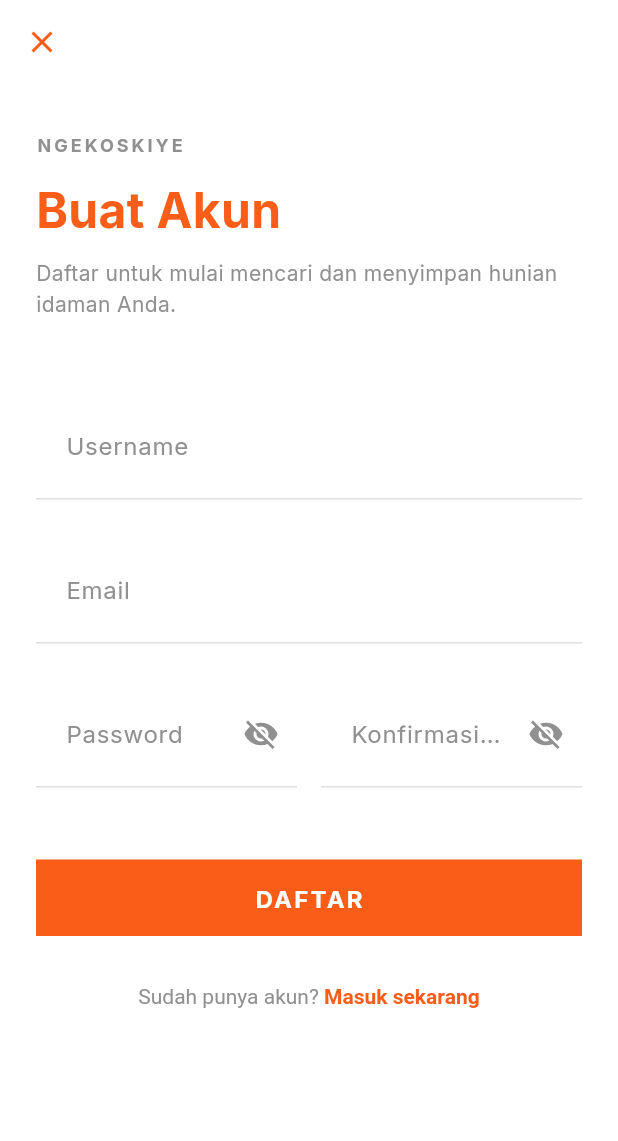
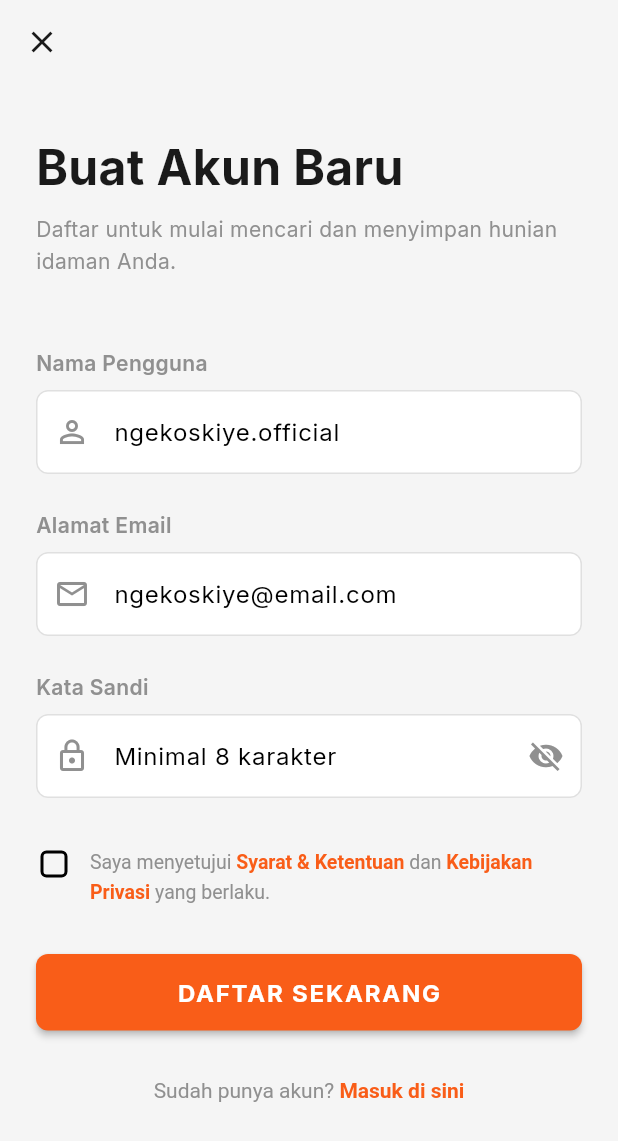
Before and after one commit to RozhakDev/NgekosKiye.app, a Flutter app: the RegisterScreen screen opened by its route, on a phone screen of 412 x 824 dp. Shown: the top 1141 px of the screen. Run offline on Flutter 3.47's test engine with Material 3 defaults, Android fonts, the phone set to English and light mode, and no system bars; our stand-ins replace dio, firebase_core, firebase_messaging, flutter_dotenv, flutter_local_notifications, flutter_map and 7 more; accounts and stored records are empty; network calls fail.

Commit message:
style(auth): redesign login register and verify ui

```diff
--- a/lib/core/routing/app_router.dart
+++ b/lib/core/routing/app_router.dart
@@ -48,7 +48,7 @@ final goRouterProvider = Provider<GoRouter>((ref) {
       GoRoute(
         path: '/otp',
         builder: (context, state) {
-          final email = state.extra as String? ?? '';
+          final email = state.uri.queryParameters['email'] ?? state.extra as String? ?? '';
           return OtpScreen(email: email);
         },
       ),
--- a/lib/features/auth/presentation/screens/register_screen.dart
+++ b/lib/features/auth/presentation/screens/register_screen.dart
@@ -17,26 +17,31 @@ class _RegisterScreenState extends ConsumerState<RegisterScreen> {
   final _emailCtrl = TextEditingController();
   final _userCtrl = TextEditingController();
   final _passCtrl = TextEditingController();
-  final _passConfirmCtrl = TextEditingController();
 
   bool _obscurePassword = true;
-  bool _obscureConfirmPassword = true;
+  bool _agreedToTerms = false;
 
   @override
   void dispose() {
     _emailCtrl.dispose();
     _userCtrl.dispose();
     _passCtrl.dispose();
-    _passConfirmCtrl.dispose();
     super.dispose();
   }
 
   void _register() async {
+    if (!_agreedToTerms) {
+      ScaffoldMessenger.of(context).showSnackBar(
+        const SnackBar(content: Text('Anda harus menyetujui Syarat & Ketentuan.'), backgroundColor: AppColors.error),
+      );
+      return;
+    }
+
     final data = {
       "username": _userCtrl.text.trim(),
       "email": _emailCtrl.text.trim(),
       "password": _passCtrl.text,
-      "password_confirm": _passConfirmCtrl.text,
+      "password_confirm": _passCtrl.text,
     };
 
     final notifier = ref.read(authControllerProvider.notifier);
@@ -46,22 +51,9 @@ class _RegisterScreenState extends ConsumerState<RegisterScreen> {
       ScaffoldMessenger.of(context).showSnackBar(
         const SnackBar(content: Text('Registrasi sukses. Silakan cek email untuk OTP.', style: TextStyle(color: Colors.white)), backgroundColor: Colors.black),
       );
-      context.push('/otp', extra: _emailCtrl.text.trim());
+      final email = Uri.encodeComponent(_emailCtrl.text.trim());
+      context.push('/otp?email=$email');
     }
-  }
-
-  InputDecoration _buildInputDecoration(String labelText, {Widget? suffixIcon}) {
-    return InputDecoration(
-      labelText: labelText,
-      labelStyle: const TextStyle(color: AppColors.textSecondary),
-      enabledBorder: const UnderlineInputBorder(
-        borderSide: BorderSide(color: AppColors.border),
-      ),
-      focusedBorder: const UnderlineInputBorder(
-        borderSide: BorderSide(color: AppColors.primary, width: 2.0),
-      ),
-      suffixIcon: suffixIcon,
-    );
   }
 
   @override
@@ -77,14 +69,13 @@ class _RegisterScreenState extends ConsumerState<RegisterScreen> {
     final isLoading = ref.watch(authControllerProvider).isLoading;
 
     return Scaffold(
-      backgroundColor: AppColors.surface,
+      backgroundColor: AppColors.background,
       appBar: AppBar(
         backgroundColor: Colors.transparent,
         elevation: 0,
         leading: IconButton(
-          icon: const Icon(Icons.close, color: AppColors.primary),
+          icon: const Icon(Icons.close, color: AppColors.textPrimary),
           onPressed: () => context.go('/'),
-          tooltip: 'Kembali ke Beranda',
         ),
       ),
       body: SafeArea(
@@ -95,21 +86,11 @@ class _RegisterScreenState extends ConsumerState<RegisterScreen> {
             children: [
               const SizedBox(height: 16),
               const Text(
-                'NGEKOSKIYE',
-                style: TextStyle(
-                  fontSize: 12,
-                  fontWeight: FontWeight.bold,
-                  letterSpacing: 2.0,
-                  color: AppColors.textSecondary,
-                ),
-              ),
-              const SizedBox(height: 12),
-              const Text(
-                'Buat Akun',
+                'Buat Akun Baru',
                 style: TextStyle(
                   fontSize: 32,
                   fontWeight: FontWeight.bold,
-                  color: AppColors.primary,
+                  color: AppColors.textPrimary,
                 ),
               ),
               const SizedBox(height: 8),
@@ -122,94 +103,93 @@ class _RegisterScreenState extends ConsumerState<RegisterScreen> {
                 ),
               ),
               const SizedBox(height: 48),
+
+              const Text('Nama Pengguna', style: TextStyle(fontSize: 14, fontWeight: FontWeight.w600)),
+              const SizedBox(height: 8),
               TextField(
                 controller: _userCtrl,
-                decoration: _buildInputDecoration('Username'),
-                style: const TextStyle(color: AppColors.textPrimary),
+                decoration: const InputDecoration(
+                  hintText: 'ngekoskiye.official',
+                  prefixIcon: Icon(Icons.person_outline, color: AppColors.textSecondary),
+                ),
               ),
               const SizedBox(height: 24),
+
+              const Text('Alamat Email', style: TextStyle(fontSize: 14, fontWeight: FontWeight.w600)),
+              const SizedBox(height: 8),
               TextField(
                 controller: _emailCtrl,
-                decoration: _buildInputDecoration('Email'),
+                decoration: const InputDecoration(
+                  hintText: 'ngekoskiye@email.com',
+                  prefixIcon: Icon(Icons.email_outlined, color: AppColors.textSecondary),
+                ),
                 keyboardType: TextInputType.emailAddress,
-                style: const TextStyle(color: AppColors.textPrimary),
               ),
               const SizedBox(height: 24),
-              Row(
-                children: [
-                  Expanded(
-                    child: TextField(
+
+              const Text('Kata Sandi', style: TextStyle(fontSize: 14, fontWeight: FontWeight.w600)),
+              const SizedBox(height: 8),
+              TextField(
                 controller: _passCtrl,
-                      decoration: _buildInputDecoration(
-                        'Password',
+                decoration: InputDecoration(
+                  hintText: 'Minimal 8 karakter',
+                  prefixIcon: const Icon(Icons.lock_outline, color: AppColors.textSecondary),
                   suffixIcon: IconButton(
                     icon: Icon(
                       _obscurePassword ? Icons.visibility_off : Icons.visibility,
                       color: AppColors.textSecondary,
                     ),
                     onPressed: () {
-                            setState(() {
-                              _obscurePassword = !_obscurePassword;
-                            });
+                      setState(() => _obscurePassword = !_obscurePassword);
                     },
                   ),
                 ),
                 obscureText: _obscurePassword,
-                      style: const TextStyle(color: AppColors.textPrimary),
               ),
-                  ),
-                  const SizedBox(width: 16),
-                  Expanded(
-                    child: TextField(
-                      controller: _passConfirmCtrl,
-                      decoration: _buildInputDecoration(
-                        'Konfirmasi Password',
-                        suffixIcon: IconButton(
-                          icon: Icon(
-                            _obscureConfirmPassword ? Icons.visibility_off : Icons.visibility,
-                            color: AppColors.textSecondary,
-                          ),
-                          onPressed: () {
-                            setState(() {
-                              _obscureConfirmPassword = !_obscureConfirmPassword;
-                            });
+              const SizedBox(height: 32),
+
+              Row(
+                crossAxisAlignment: CrossAxisAlignment.start,
+                children: [
+                  SizedBox(
+                    width: 24,
+                    height: 24,
+                    child: Checkbox(
+                      value: _agreedToTerms,
+                      activeColor: AppColors.primary,
+                      shape: RoundedRectangleBorder(borderRadius: BorderRadius.circular(4)),
+                      onChanged: (val) {
+                        setState(() => _agreedToTerms = val ?? false);
                       },
                     ),
                   ),
-                      obscureText: _obscureConfirmPassword,
-                      style: const TextStyle(color: AppColors.textPrimary),
+                  const SizedBox(width: 12),
+                  Expanded(
+                    child: RichText(
+                      text: const TextSpan(
+                        text: 'Saya menyetujui ',
+                        style: TextStyle(color: AppColors.textSecondary, fontSize: 13, height: 1.5),
+                        children: [
+                          TextSpan(text: 'Syarat & Ketentuan', style: TextStyle(color: AppColors.primary, fontWeight: FontWeight.bold)),
+                          TextSpan(text: ' dan '),
+                          TextSpan(text: 'Kebijakan Privasi', style: TextStyle(color: AppColors.primary, fontWeight: FontWeight.bold)),
+                          TextSpan(text: ' yang berlaku.'),
+                        ],
+                      ),
                     ),
                   ),
                 ],
               ),
-              const SizedBox(height: 48),
+              const SizedBox(height: 32),
+
               ElevatedButton(
                 onPressed: isLoading ? null : _register,
-                style: ElevatedButton.styleFrom(
-                  backgroundColor: AppColors.primary,
-                  foregroundColor: Colors.white,
-                  padding: const EdgeInsets.symmetric(vertical: 16),
-                  shape: const RoundedRectangleBorder(
-                    borderRadius: BorderRadius.zero,
-                  ),
-                  elevation: 0,
-                ),
                 child: isLoading
-                  ? const SizedBox(
-                      height: 20,
-                      width: 20,
-                      child: CircularProgressIndicator(color: Colors.white, strokeWidth: 2)
-                    )
-                  : const Text(
-                      'DAFTAR',
-                      style: TextStyle(
-                        fontSize: 16,
-                        fontWeight: FontWeight.bold,
-                        letterSpacing: 1.5,
-                      ),
-                    ),
+                  ? const SizedBox(height: 20, width: 20, child: CircularProgressIndicator(color: Colors.white, strokeWidth: 2))
+                  : const Text('DAFTAR SEKARANG', style: TextStyle(letterSpacing: 1.2)),
               ),
               const SizedBox(height: 32),
+
               Center(
                 child: RichText(
                   text: TextSpan(
@@ -217,7 +197,7 @@ class _RegisterScreenState extends ConsumerState<RegisterScreen> {
                     style: const TextStyle(color: AppColors.textSecondary, fontSize: 14),
                     children: [
                       TextSpan(
-                        text: 'Masuk sekarang',
+                        text: 'Masuk di sini',
                         style: const TextStyle(color: AppColors.primary, fontWeight: FontWeight.bold),
                         recognizer: TapGestureRecognizer()..onTap = () => context.push('/login'),
                       ),
@@ -225,7 +205,6 @@ class _RegisterScreenState extends ConsumerState<RegisterScreen> {
                   ),
                 ),
               ),
-              const SizedBox(height: 32),
             ],
           ),
         ),
```
Also changed, not shown: lib/features/auth/presentation/screens/login_screen.dart (+33 -70 lines), lib/features/auth/presentation/screens/otp_screen.dart (+38 -27 lines). Lines whose indentation alone changed are shown as unchanged.
